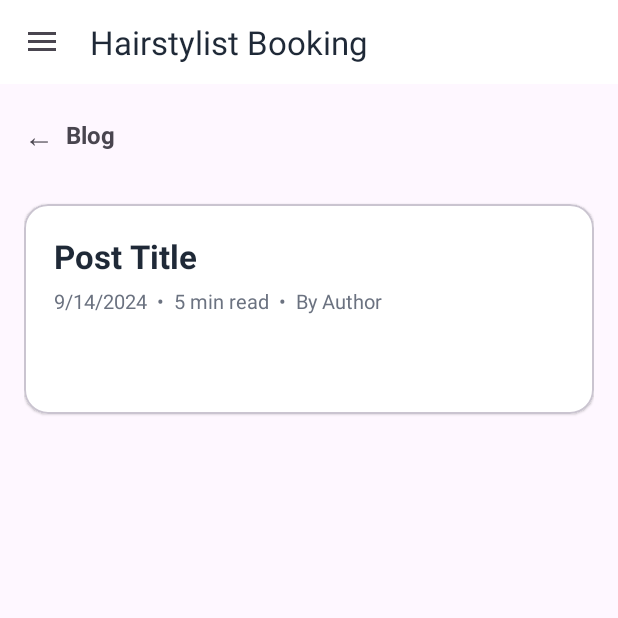
After one commit to GustavoMiranda2/UI_Interface_COMP3074, an Android app: the BlogDetailActivity screen opened directly, with no data from a screen before it, on a phone screen of 412 x 824 dp, the top half of it. The commit adds this screen. Run offline under Robolectric (Android 15) with nearby library versions, the phone set to English and light mode, and no system bars.

Commit message:
Final changes for Beauty Blog Screens

```diff
--- a/UIPrototypeBeta/app/src/main/AndroidManifest.xml
+++ b/UIPrototypeBeta/app/src/main/AndroidManifest.xml
@@ -9,6 +9,7 @@
 
         <activity android:name=".AdminDashboardActivity" android:exported="false"/>
         <activity android:name=".BlogActivity" android:exported="false"/>
+        <activity android:name=".BlogDetailActivity" android:exported="false"/>
         <activity android:name=".PortfolioActivity" android:exported="false"/>
         <activity android:name=".BookingActivity" android:exported="false"/>
         <activity android:name=".HomeActivity" android:exported="false"/>
--- /dev/null
+++ b/UIPrototypeBeta/app/src/main/java/com/example/uiprototypebeta/BlogDetailActivity.kt
@@ -0,0 +1,43 @@
+package com.example.uiprototypebeta
+
+import android.os.Bundle
+import android.view.ViewGroup
+import android.widget.LinearLayout
+import android.widget.TextView
+
+class BlogDetailActivity : BaseDrawerActivity() {
+
+    override fun onCreate(savedInstanceState: Bundle?) {
+        super.onCreate(savedInstanceState)
+        setContentLayout(R.layout.content_blog_detail)
+        setToolbarTitle("Hairstylist Booking") // top toolbar
+
+        val post = intent.getSerializableExtra("post") as? Post
+        if (post != null) {
+            findViewById<TextView>(R.id.tvTitle).text = post.title
+            findViewById<TextView>(R.id.tvMeta).text =
+                "${post.date} • ${post.readTime} • By ${post.author}"
+            findViewById<TextView>(R.id.tvBody).text = post.body
+
+            val tagsContainer = findViewById<LinearLayout>(R.id.llTags)
+            tagsContainer.removeAllViews()
+            post.tags.forEach { tag ->
+                val chip = TextView(this).apply {
+                    text = tag
+                    setPadding(16, 8, 16, 8)
+                    setTextSize(android.util.TypedValue.COMPLEX_UNIT_SP, 12f)
+                    setBackgroundResource(R.drawable.bg_chip)
+                    val lp = LinearLayout.LayoutParams(
+                        ViewGroup.LayoutParams.WRAP_CONTENT,
+                        ViewGroup.LayoutParams.WRAP_CONTENT
+                    )
+                    lp.setMargins(0, 0, 12, 0)
+                    layoutParams = lp
+                }
+                tagsContainer.addView(chip)
+            }
+        }
+
+        findViewById<LinearLayout>(R.id.btnBack).setOnClickListener { finish() }
+    }
+}
--- a/UIPrototypeBeta/app/src/main/res/layout/content_blog.xml
+++ b/UIPrototypeBeta/app/src/main/res/layout/content_blog.xml
@@ -42,6 +42,7 @@
 
         <!-- Blog card 1 -->
         <LinearLayout
+            android:id="@+id/cardPost1"
             android:layout_width="match_parent"
             android:layout_height="wrap_content"
             android:layout_marginTop="16dp"
@@ -123,6 +124,7 @@
 
         <!-- Blog card 2 -->
         <LinearLayout
+            android:id="@+id/cardPost2"
             android:layout_width="match_parent"
             android:layout_height="wrap_content"
             android:layout_marginTop="16dp"
@@ -168,6 +170,7 @@
 
         <!-- Blog card 3 -->
         <LinearLayout
+            android:id="@+id/cardPost3"
             android:layout_width="match_parent"
             android:layout_height="wrap_content"
             android:layout_marginTop="16dp"
--- /dev/null
+++ b/UIPrototypeBeta/app/src/main/res/layout/content_blog_detail.xml
@@ -0,0 +1,120 @@
+<?xml version="1.0" encoding="utf-8"?>
+<ScrollView xmlns:android="http://schemas.android.com/apk/res/android"
+    xmlns:app="http://schemas.android.com/apk/res-auto"
+    android:layout_width="match_parent"
+    android:layout_height="match_parent"
+    android:fillViewport="true">
+
+    <LinearLayout
+        android:layout_width="match_parent"
+        android:layout_height="wrap_content"
+        android:orientation="vertical"
+        android:padding="16dp">
+
+        <LinearLayout
+            android:id="@+id/btnBack"
+            android:layout_width="wrap_content"
+            android:layout_height="wrap_content"
+            android:gravity="center_vertical"
+            android:paddingVertical="4dp"
+            android:clickable="true"
+            android:focusable="true">
+
+            <TextView
+                android:layout_width="wrap_content"
+                android:layout_height="wrap_content"
+                android:text="←"
+                android:textSize="20sp"
+                android:paddingEnd="8dp" />
+
+            <TextView
+                android:layout_width="wrap_content"
+                android:layout_height="wrap_content"
+                android:text="Blog"
+                android:textStyle="bold"
+                android:textSize="16sp" />
+        </LinearLayout>
+
+        <!-- Header image block -->
+        <com.google.android.material.card.MaterialCardView
+            android:layout_width="match_parent"
+            android:layout_height="0dp"
+            android:layout_marginTop="12dp"
+            android:layout_weight="0"
+            app:cardCornerRadius="16dp"
+            app:cardElevation="1dp">
+
+            <TextView
+                android:id="@+id/ivHeader"
+                android:layout_width="match_parent"
+                android:layout_height="200dp"
+                android:background="@drawable/bg_placeholder"
+                android:gravity="center"
+                android:text="Image will be added later"
+                android:textColor="@color/brand_muted"
+                android:textSize="14sp" />
+        </com.google.android.material.card.MaterialCardView>
+
+        <!-- Content card (lighter, wider) -->
+        <com.google.android.material.card.MaterialCardView
+            android:layout_width="match_parent"
+            android:layout_height="wrap_content"
+            android:layout_marginTop="16dp"
+            app:cardCornerRadius="16dp"
+            app:cardElevation="1dp"
+            app:cardBackgroundColor="@android:color/white">
+
+            <LinearLayout
+                android:layout_width="match_parent"
+                android:layout_height="wrap_content"
+                android:orientation="vertical"
+                android:padding="20dp">
+
+                <!-- Title -->
+                <TextView
+                    android:id="@+id/tvTitle"
+                    android:layout_width="match_parent"
+                    android:layout_height="wrap_content"
+                    android:text="Post Title"
+                    android:textStyle="bold"
+                    android:textSize="22sp"
+                    android:textColor="@color/brand_text" />
+
+                <!-- Meta -->
+                <TextView
+                    android:id="@+id/tvMeta"
+                    android:layout_width="match_parent"
+                    android:layout_height="wrap_content"
+                    android:layout_marginTop="6dp"
+                    android:text="9/14/2024  •  5 min read  •  By Author"
+                    android:textColor="@color/brand_muted"
+                    android:textSize="13sp" />
+
+                <!-- Tags row -->
+                <LinearLayout
+                    android:id="@+id/llTags"
+                    android:layout_width="wrap_content"
+                    android:layout_height="wrap_content"
+                    android:layout_marginTop="10dp"
+                    android:orientation="horizontal">
+
+                </LinearLayout>
+
+                <!-- Body -->
+                <TextView
+                    android:id="@+id/tvBody"
+                    android:layout_width="match_parent"
+                    android:layout_height="wrap_content"
+                    android:layout_marginTop="14dp"
+                    android:textColor="@color/brand_text"
+                    android:textSize="16sp"
+                    android:lineSpacingExtra="4dp" />
+            </LinearLayout>
+        </com.google.android.material.card.MaterialCardView>
+
+        <!-- Bottom spacer -->
+        <View
+            android:layout_width="match_parent"
+            android:layout_height="28dp" />
+    </LinearLayout>
+</ScrollView>
```
Also changed, not shown: UIPrototypeBeta/app/src/main/java/com/example/uiprototypebeta/BlogActivity.kt (+58 -0 lines), UIPrototypeBeta/app/src/main/java/com/example/uiprototypebeta/Post.kt (added, +14 -0 lines).
